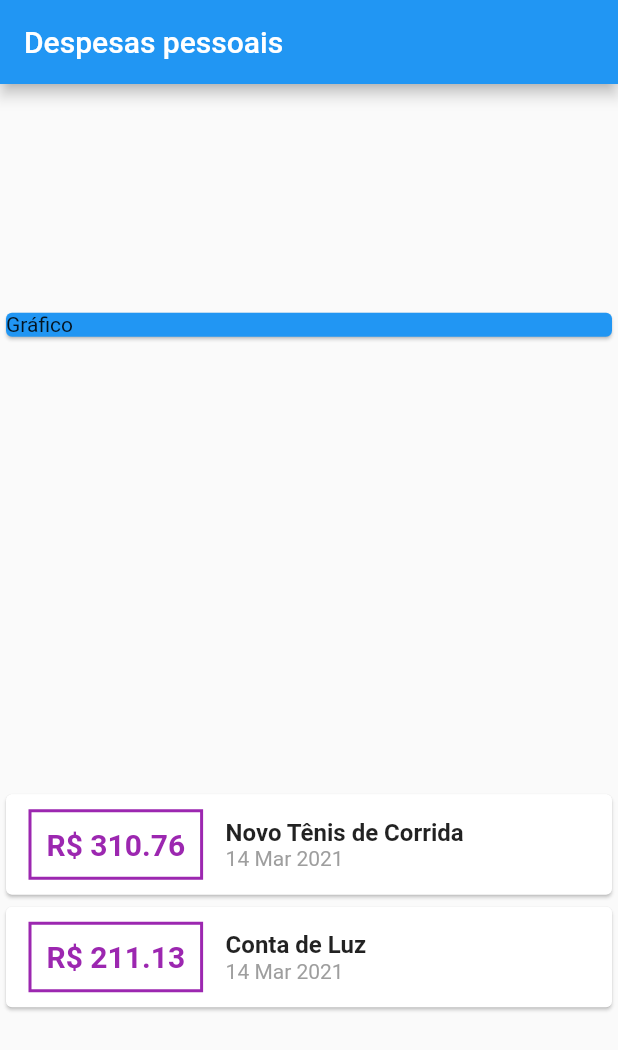
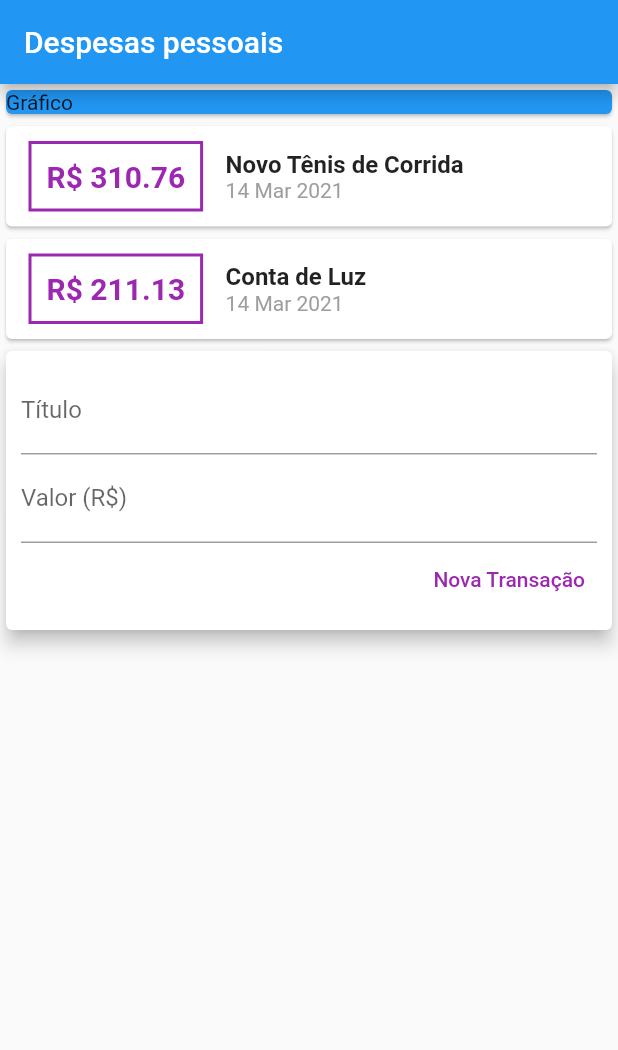
Before and after one commit to eniomcosta/flutter-expenses-app, a Flutter app: the screen it shows after launch, on a phone screen of 412 x 824 dp. Shown: the top 1050 px of the screen. Run offline on Flutter 3.47's test engine with Material 2 defaults, Android fonts, the phone set to English and light mode, and no system bars.

Commit message:
Created Titulo and Valor text fields

```diff
--- a/lib/main.dart
+++ b/lib/main.dart
@@ -31,7 +31,6 @@ class HomePage extends StatelessWidget {
         title: Text("Despesas pessoais"),
       ),
       body: Column(
-        mainAxisAlignment: MainAxisAlignment.spaceAround,
         crossAxisAlignment: CrossAxisAlignment.stretch,
         children: [
           Container(
@@ -61,7 +60,6 @@ class HomePage extends StatelessWidget {
                             fontSize: 20),
                       ),
                     ),
-                    //TODO fonte do título 16, bold e cor da data cinza
                     Column(
                       crossAxisAlignment: CrossAxisAlignment.start,
                       children: [
@@ -80,6 +78,29 @@ class HomePage extends StatelessWidget {
                 ),
               );
             }).toList(),
+          ),
+          Card(
+            elevation: 5,
+            child: Padding(
+              padding: const EdgeInsets.all(10),
+              child: Column(
+                children: [
+                  TextField(decoration: InputDecoration(labelText: 'Título')),
+                  TextField(
+                    decoration: InputDecoration(labelText: 'Valor (R\$)'),
+                  ),
+                  Row(
+                    mainAxisAlignment: MainAxisAlignment.end,
+                    children: [
+                      TextButton(
+                          style: TextButton.styleFrom(primary: Colors.purple),
+                          onPressed: () {},
+                          child: Text('Nova Transação')),
+                    ],
+                  )
+                ],
+              ),
+            ),
           )
         ],
       ),
```
Also changed, not shown: pubspec.lock, 1 other file.
